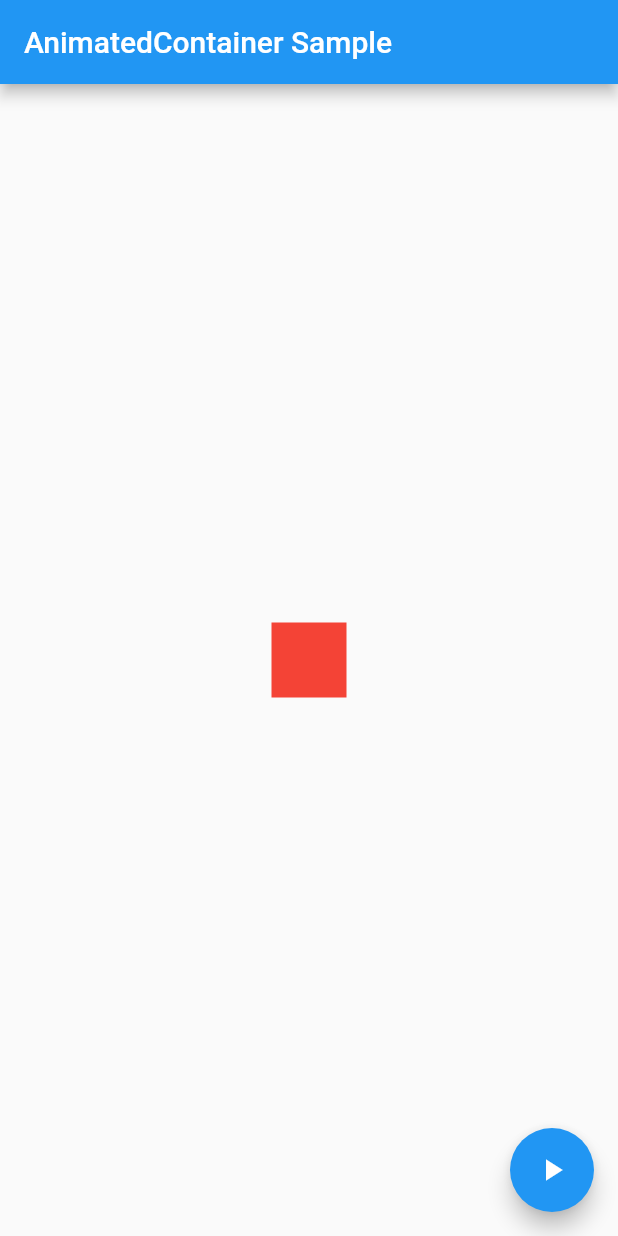
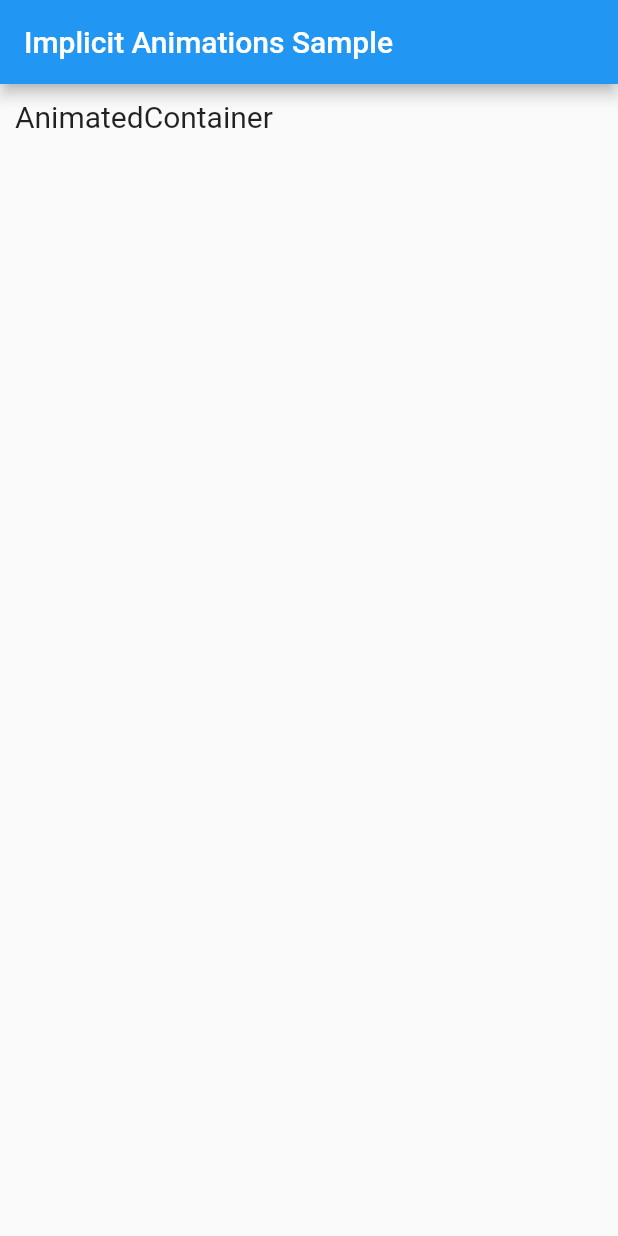
Before and after one commit to tsuruken0802/Flutter-Implicit-Animations-Sample, a Flutter app: the screen it shows after launch, on a phone screen of 412 x 824 dp. Run offline on Flutter 3.47's test engine with Material 2 defaults, Android fonts, the phone set to English and light mode, and no system bars.

Commit message:
create animation sample ListView

```diff
--- a/lib/main.dart
+++ b/lib/main.dart
@@ -6,16 +6,73 @@ void main() {
 }
 
 class MyApp extends StatelessWidget {
-  // This widget is the root of your application.
   @override
   Widget build(BuildContext context) {
     return MaterialApp(
-      title: 'Flutter Demo',
+      title: '',
       theme: ThemeData(
         primarySwatch: Colors.blue,
         visualDensity: VisualDensity.adaptivePlatformDensity,
       ),
-      home: AnimatedContainerScreen(),
+      home: AnimationSampleList(),
     );
   }
 }
+
+class AnimationSampleList extends StatelessWidget {
+  List<Widget> _list(BuildContext context) {
+    return [
+      AnimationSampleListItem(
+          itemName: 'AnimatedContainer',
+          onPressItem: () {
+            this._navigator(context, AnimatedContainerScreen());
+          }),
+    ];
+  }
+
+  @override
+  Widget build(BuildContext context) {
+    List<Widget> list = _list(context);
+    return Scaffold(
+      appBar: AppBar(
+        title: Text('Implicit Animations Sample'),
+      ),
+      body: ListView.separated(
+          itemBuilder: (BuildContext context, int index) {
+            return list[index];
+          },
+          separatorBuilder: (BuildContext context, int index) {
+            return Divider(color: Colors.black);
+          },
+          itemCount: list.length),
+    );
+  }
+
+  void _navigator(BuildContext context, Widget nextScreen) {
+    Navigator.of(context).push(MaterialPageRoute(builder: (context) {
+      return nextScreen;
+    }));
+  }
+}
+
+class AnimationSampleListItem extends StatelessWidget {
+  final String itemName;
+  final Function onPressItem;
+
+  AnimationSampleListItem(
+      {@required this.itemName, @required this.onPressItem});
+
+  @override
+  Widget build(BuildContext context) {
+    return GestureDetector(
+      child: Container(
+        margin: EdgeInsets.all(10.0),
+        child: Text(
+          this.itemName,
+          style: TextStyle(fontSize: 20),
+        ),
+      ),
+      onTap: this.onPressItem,
+    );
+  }
+}
```
